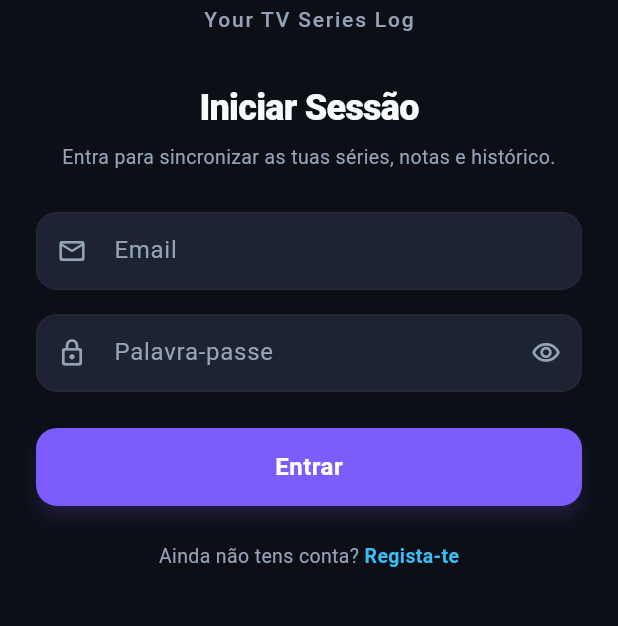
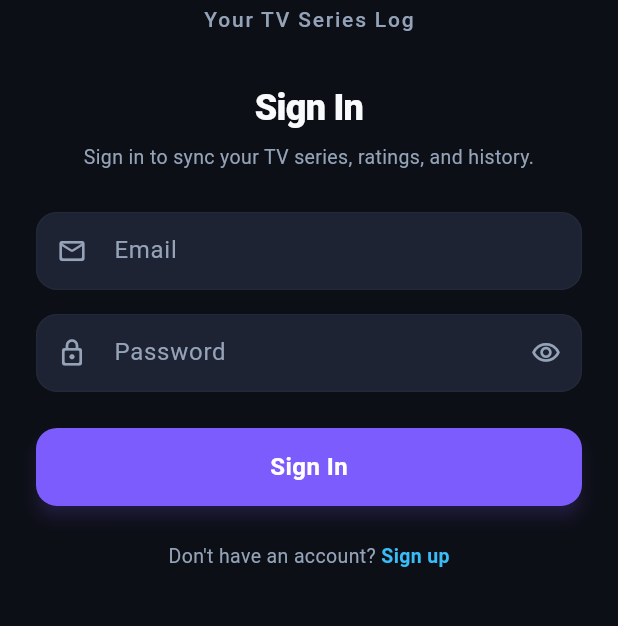
Before and after one commit to TheMoita/seriolab, a Flutter app: the screen it shows after launch, on a phone screen of 412 x 824 dp, the part 434-1060 px from its top. Run offline on Flutter 3.47's test engine with Material 3 defaults, Android fonts, the phone set to English and light mode, and no system bars; our stand-ins replace cached_network_image, cloud_firestore, custom_refresh_indicator, firebase_auth, firebase_core, flutter_dotenv and 5 more; missing offline and left inert: ota_update; accounts and stored records are empty.

Commit message:
fix: add resilient top 5 error handling and translate auth strings to english

```diff
--- a/lib/features/auth/data/services/firebase_auth_service.dart
+++ b/lib/features/auth/data/services/firebase_auth_service.dart
@@ -40,14 +40,14 @@ class FirebaseAuthService implements AuthService {
       );
       final user = credential.user;
       if (user == null) {
-        throw const AuthException('Não foi possível obter a conta autenticada.');
+        throw const AuthException('Unable to retrieve authenticated account.');
       }
       return _mapFirebaseUser(user);
     } on FirebaseAuthException catch (e) {
       throw AuthException.fromCode(e.code, e.message);
     } catch (e) {
       if (e is AuthException) rethrow;
-      throw AuthException('Erro ao iniciar sessão: $e');
+      throw AuthException('Error signing in: $e');
     }
   }
 
@@ -64,7 +64,7 @@ class FirebaseAuthService implements AuthService {
       );
       final user = credential.user;
       if (user == null) {
-        throw const AuthException('Falha ao criar utilizador no Firebase.');
+        throw const AuthException('Failed to create user in Firebase.');
       }
 
       final cleanUsername = AppUser.sanitizeUsername(username);
@@ -79,7 +79,7 @@ class FirebaseAuthService implements AuthService {
       throw AuthException.fromCode(e.code, e.message);
     } catch (e) {
       if (e is AuthException) rethrow;
-      throw AuthException('Erro ao registar conta: $e');
+      throw AuthException('Error registering account: $e');
     }
   }
 
--- a/lib/features/auth/data/services/local_auth_service.dart
+++ b/lib/features/auth/data/services/local_auth_service.dart
@@ -67,14 +67,14 @@ class LocalAuthService implements AuthService {
     final account = accounts[cleanEmail];
     if (account == null) {
       throw const AuthException(
-        'Nenhuma conta encontrada com este email. Regista-te primeiro.',
+        'No account found with this email. Please sign up first.',
         code: 'user-not-found',
       );
     }
 
     if (account['password'] != password) {
       throw const AuthException(
-        'Email ou palavra-passe incorretos.',
+        'Incorrect email or password.',
         code: 'wrong-password',
       );
     }
@@ -102,7 +102,7 @@ class LocalAuthService implements AuthService {
 
     if (accounts.containsKey(cleanEmail)) {
       throw const AuthException(
-        'Já existe uma conta associada a este email.',
+        'An account already exists with this email.',
         code: 'email-already-in-use',
       );
     }
--- a/lib/features/auth/domain/auth_exception.dart
+++ b/lib/features/auth/domain/auth_exception.dart
@@ -1,38 +1,38 @@
-/// User-facing authentication failure with a Portuguese message.
+/// User-facing authentication failure with an English message.
 class AuthException implements Exception {
   const AuthException(this.message, {this.code});
 
-  /// Maps Firebase Auth error codes to friendly Portuguese messages.
+  /// Maps Firebase Auth error codes to friendly English messages.
   factory AuthException.fromCode(String code, [String? fallback]) {
     final message = switch (code) {
-      'invalid-email' => 'O endereço de email não é válido.',
-      'user-disabled' => 'Esta conta foi desativada.',
+      'invalid-email' => 'The email address is not valid.',
+      'user-disabled' => 'This account has been disabled.',
       'user-not-found' ||
       'wrong-password' ||
       'invalid-credential' ||
       'INVALID_LOGIN_CREDENTIALS' =>
-        'Email ou palavra-passe incorretos.',
-      'email-already-in-use' => 'Já existe uma conta com este email.',
-      'weak-password' => 'A palavra-passe é demasiado fraca (mínimo 6 caracteres).',
+        'Incorrect email or password.',
+      'email-already-in-use' => 'An account already exists with this email.',
+      'weak-password' => 'The password is too weak (minimum 6 characters).',
       'too-many-requests' =>
-        'Demasiadas tentativas. Aguarda uns minutos e tenta novamente.',
+        'Too many attempts. Please wait a few minutes and try again.',
       'network-request-failed' =>
-        'Sem ligação à internet. Verifica a tua rede e tenta novamente.',
+        'No internet connection. Please check your network and try again.',
       'operation-not-allowed' =>
-        'Este método de autenticação não está ativo no projeto Firebase.',
+        'This authentication method is not enabled.',
       'account-exists-with-different-credential' =>
-        'Este email já está associado a outro método de início de sessão.',
+        'This email is already associated with another sign-in method.',
       'popup-closed-by-user' || 'cancelled-popup-request' =>
-        'Início de sessão cancelado.',
-      _ => fallback ?? 'Ocorreu um erro de autenticação ($code).',
+        'Sign in was cancelled.',
+      _ => fallback ?? 'Authentication error occurred ($code).',
     };
     return AuthException(message, code: code);
   }
 
   /// Thrown when Firebase is not configured for this build.
   static const unavailable = AuthException(
-    'A autenticação ainda não está configurada nesta versão da app '
-    '(Firebase em falta).',
+    'Authentication is not configured in this version of the app '
+    '(Firebase missing).',
     code: 'auth-unavailable',
   );
 
--- a/lib/features/auth/domain/auth_validators.dart
+++ b/lib/features/auth/domain/auth_validators.dart
@@ -1,6 +1,6 @@
 /// Form validators shared by the login and registration screens.
 ///
-/// Each returns `null` when valid, otherwise a Portuguese error message.
+/// Each returns `null` when valid, otherwise an English error message.
 abstract final class AuthValidators {
   static final _emailRegex = RegExp(r'^[^\s@]+@[^\s@]+\.[^\s@]{2,}$');
   static final _usernameRegex = RegExp(r'^[a-zA-Z0-9_.]{3,20}$');
@@ -9,32 +9,32 @@ abstract final class AuthValidators {
 
   static String? email(String? value) {
     final v = value?.trim() ?? '';
-    if (v.isEmpty) return 'Introduz o teu email.';
-    if (!_emailRegex.hasMatch(v)) return 'Introduz um email válido.';
+    if (v.isEmpty) return 'Please enter your email.';
+    if (!_emailRegex.hasMatch(v)) return 'Please enter a valid email address.';
     return null;
   }
 
   static String? password(String? value) {
     final v = value ?? '';
-    if (v.isEmpty) return 'Introduz a palavra-passe.';
+    if (v.isEmpty) return 'Please enter your password.';
     if (v.length < minPasswordLength) {
-      return 'A palavra-passe deve ter pelo menos $minPasswordLength caracteres.';
+      return 'Password must be at least $minPasswordLength characters.';
     }
     return null;
   }
 
   static String? confirmPassword(String? value, String original) {
-    if (value == null || value.isEmpty) return 'Confirma a palavra-passe.';
-    if (value != original) return 'As palavras-passe não coincidem.';
+    if (value == null || value.isEmpty) return 'Please confirm your password.';
+    if (value != original) return 'Passwords do not match.';
     return null;
   }
 
   /// Accepts an optional leading `@`.
   static String? username(String? value) {
     final v = normalizeUsername(value ?? '');
-    if (v.isEmpty) return 'Escolhe um nome de utilizador.';
+    if (v.isEmpty) return 'Please choose a username.';
     if (!_usernameRegex.hasMatch(v)) {
-      return 'Usa 3 a 20 caracteres: letras, números, "_" ou ".".';
+      return 'Use 3 to 20 characters: letters, numbers, "_" or ".';
     }
     return null;
   }
--- a/lib/features/auth/domain/entities/app_user.dart
+++ b/lib/features/auth/domain/entities/app_user.dart
@@ -2,7 +2,7 @@ import 'package:flutter/foundation.dart';
 
 /// How the user authenticated with Seriolab.
 enum AuthProviderKind {
-  email('Email e palavra-passe'),
+  email('Email and password'),
   google('Google');
 
   const AuthProviderKind(this.label);
--- a/lib/features/auth/presentation/providers/auth_providers.dart
+++ b/lib/features/auth/presentation/providers/auth_providers.dart
@@ -126,7 +126,7 @@ class AuthController extends Notifier<AuthState> {
     } catch (e) {
       state = state.copyWith(
         isLoading: false,
-        errorMessage: 'Erro inesperado ao iniciar sessão: $e',
+        errorMessage: 'Unexpected error signing in: $e',
       );
       return false;
     }
@@ -157,7 +157,7 @@ class AuthController extends Notifier<AuthState> {
     } catch (e) {
       state = state.copyWith(
         isLoading: false,
-        errorMessage: 'Erro inesperado ao registar conta: $e',
+        errorMessage: 'Unexpected error registering account: $e',
       );
       return false;
     }
--- a/lib/features/auth/presentation/screens/login_screen.dart
+++ b/lib/features/auth/presentation/screens/login_screen.dart
@@ -72,11 +72,11 @@ class _LoginScreenState extends ConsumerState<LoginScreen> {
         }
       }
     } catch (e) {
-      debugPrint('Erro detalhado no login com email: $e');
+      debugPrint('Detailed error during email login: $e');
       if (mounted) {
         ScaffoldMessenger.of(context).showSnackBar(
           SnackBar(
-            content: Text('Falha ao autenticar com email: $e'),
+            content: Text('Failed to authenticate with email: $e'),
             backgroundColor: AppColors.danger,
             behavior: SnackBarBehavior.floating,
           ),
@@ -117,7 +117,7 @@ class _LoginScreenState extends ConsumerState<LoginScreen> {
 
                     // Title
                     const Text(
-                      'Iniciar Sessão',
+                      'Sign In',
                       textAlign: TextAlign.center,
                       style: TextStyle(
                         fontSize: 24,
@@ -128,7 +128,7 @@ class _LoginScreenState extends ConsumerState<LoginScreen> {
                     ),
                     const SizedBox(height: 6),
                     const Text(
-                      'Entra para sincronizar as tuas séries, notas e histórico.',
+                      'Sign in to sync your TV series, ratings, and history.',
                       textAlign: TextAlign.center,
                       style: TextStyle(
                         fontSize: 13,
@@ -185,7 +185,7 @@ class _LoginScreenState extends ConsumerState<LoginScreen> {
                       style: const TextStyle(color: AppColors.textPrimary),
                       decoration: const InputDecoration(
                         labelText: 'Email',
-                        hintText: 'exemplo@seriolab.app',
+                        hintText: 'example@seriolab.app',
                         prefixIcon: Icon(
                           Icons.mail_outline_rounded,
                           color: AppColors.textSecondary,
@@ -204,7 +204,7 @@ class _LoginScreenState extends ConsumerState<LoginScreen> {
                       onFieldSubmitted: (_) => _handleEmailLogin(),
                       style: const TextStyle(color: AppColors.textPrimary),
                       decoration: InputDecoration(
-                        labelText: 'Palavra-passe',
+                        labelText: 'Password',
                         hintText: '••••••••',
                         prefixIcon: const Icon(
                           Icons.lock_outline_rounded,
@@ -228,7 +228,7 @@ class _LoginScreenState extends ConsumerState<LoginScreen> {
                     ),
                     const SizedBox(height: 24),
 
-                    // Submit Button ("Entrar")
+                    // Submit Button ("Sign In")
                     SizedBox(
                       height: 52,
                       child: FilledButton(
@@ -251,7 +251,7 @@ class _LoginScreenState extends ConsumerState<LoginScreen> {
                                 secondaryColor: AppColors.secondary,
                               )
                             : const Text(
-                                'Entrar',
+                                'Sign In',
                                 style: TextStyle(
                                   fontSize: 16,
                                   fontWeight: FontWeight.w700,
@@ -269,7 +269,7 @@ class _LoginScreenState extends ConsumerState<LoginScreen> {
                         crossAxisAlignment: WrapCrossAlignment.center,
                         children: [
                           const Text(
-                            'Ainda não tens conta? ',
+                            "Don't have an account? ",
                             style: TextStyle(
                               fontSize: 13,
                               color: AppColors.textSecondary,
@@ -289,7 +289,7 @@ class _LoginScreenState extends ConsumerState<LoginScreen> {
                                     );
                                   },
                             child: const Text(
-                              'Regista-te',
+                              'Sign up',
                               style: TextStyle(
                                 fontSize: 13,
                                 fontWeight: FontWeight.w700,
--- a/lib/features/auth/presentation/screens/register_screen.dart
+++ b/lib/features/auth/presentation/screens/register_screen.dart
@@ -101,7 +101,7 @@ class _RegisterScreenState extends ConsumerState<RegisterScreen> {
                     mainAxisAlignment: MainAxisAlignment.spaceBetween,
                     children: [
                       const Text(
-                        'Escolhe o teu Avatar',
+                        'Choose your Avatar',
                         style: TextStyle(
                           fontSize: 17,
                           fontWeight: FontWeight.w800,
@@ -227,7 +227,7 @@ class _RegisterScreenState extends ConsumerState<RegisterScreen> {
 
                     // Header
                     const Text(
-                      'Criar Conta',
+                      'Create Account',
                       textAlign: TextAlign.center,
                       style: TextStyle(
                         fontSize: 24,
@@ -238,7 +238,7 @@ class _RegisterScreenState extends ConsumerState<RegisterScreen> {
                     ),
                     const SizedBox(height: 6),
                     const Text(
-                      'Junta-te ao Seriolab e partilha a tua maratona de séries.',
+                      'Join Seriolab and share your TV show journey.',
                       textAlign: TextAlign.center,
                       style: TextStyle(
                         fontSize: 13,
@@ -288,7 +288,7 @@ class _RegisterScreenState extends ConsumerState<RegisterScreen> {
                     const SizedBox(height: 8),
                     Center(
                       child: Text(
-                        'Avatar: ${avatar.name} • Toca para mudar',
+                        'Avatar: ${avatar.name} • Tap to change',
                         style: const TextStyle(
                           fontSize: 11,
                           fontWeight: FontWeight.w600,
@@ -344,7 +344,7 @@ class _RegisterScreenState extends ConsumerState<RegisterScreen> {
                       textInputAction: TextInputAction.next,
                       style: const TextStyle(color: AppColors.textPrimary),
                       decoration: const InputDecoration(
-                        labelText: 'Nome de utilizador',
+                        labelText: 'Username',
                         hintText: '@username',
                         prefixIcon: Icon(
                           Icons.alternate_email_rounded,
@@ -364,7 +364,7 @@ class _RegisterScreenState extends ConsumerState<RegisterScreen> {
                       style: const TextStyle(color: AppColors.textPrimary),
                       decoration: const InputDecoration(
                         labelText: 'Email',
-                        hintText: 'exemplo@seriolab.app',
+                        hintText: 'example@seriolab.app',
                         prefixIcon: Icon(
                           Icons.mail_outline_rounded,
                           color: AppColors.textSecondary,
@@ -382,8 +382,8 @@ class _RegisterScreenState extends ConsumerState<RegisterScreen> {
                       textInputAction: TextInputAction.next,
                       style: const TextStyle(color: AppColors.textPrimary),
                       decoration: InputDecoration(
-                        labelText: 'Palavra-passe',
-                        hintText: 'Mínimo 6 caracteres',
+                        labelText: 'Password',
+                        hintText: 'Minimum 6 characters',
                         prefixIcon: const Icon(
                           Icons.lock_outline_rounded,
                           color: AppColors.textSecondary,
@@ -414,8 +414,8 @@ class _RegisterScreenState extends ConsumerState<RegisterScreen> {
                       onFieldSubmitted: (_) => _handleRegister(),
                       style: const TextStyle(color: AppColors.textPrimary),
                       decoration: InputDecoration(
-                        labelText: 'Confirmar Palavra-passe',
-                        hintText: 'Repete a palavra-passe',
+                        labelText: 'Confirm Password',
+                        hintText: 'Repeat your password',
                         prefixIcon: const Icon(
                           Icons.lock_reset_rounded,
                           color: AppColors.textSecondary,
@@ -442,7 +442,7 @@ class _RegisterScreenState extends ConsumerState<RegisterScreen> {
                     ),
                     const SizedBox(height: 24),
 
-                    // Submit Button ("Criar Conta")
+                    // Submit Button ("Create Account")
                     SizedBox(
                       height: 52,
                       child: FilledButton(
@@ -465,7 +465,7 @@ class _RegisterScreenState extends ConsumerState<RegisterScreen> {
                                 secondaryColor: AppColors.secondary,
                               )
                             : const Text(
-                                'Criar Conta',
+                                'Create Account',
                                 style: TextStyle(
                                   fontSize: 16,
                                   fontWeight: FontWeight.w700,
@@ -482,7 +482,7 @@ class _RegisterScreenState extends ConsumerState<RegisterScreen> {
                       crossAxisAlignment: WrapCrossAlignment.center,
                       children: [
                         const Text(
-                          'Já tens uma conta? ',
+                          'Already have an account? ',
                           style: TextStyle(
                             fontSize: 13,
                             color: AppColors.textSecondary,
@@ -494,7 +494,7 @@ class _RegisterScreenState extends ConsumerState<RegisterScreen> {
                             Navigator.of(context).pop();
                           },
                           child: const Text(
-                            'Inicia sessão',
+                            'Sign In',
                             style: TextStyle(
                               fontSize: 13,
                               fontWeight: FontWeight.w700,
--- a/lib/features/shows/presentation/widgets/comment_card_widget.dart
+++ b/lib/features/shows/presentation/widgets/comment_card_widget.dart
@@ -75,7 +75,7 @@ class _CommentCardWidgetState extends ConsumerState<CommentCardWidget> {
     if (uid == null || uid.isEmpty) {
       ScaffoldMessenger.of(context).showSnackBar(
         SnackBar(
-          content: const Text('Inicia sessão para reagir aos comentários.'),
+          content: const Text('Sign in to react to comments.'),
           backgroundColor: AppColors.surfaceHigh,
           behavior: SnackBarBehavior.floating,
           shape: RoundedRectangleBorder(
--- a/lib/main.dart
+++ b/lib/main.dart
@@ -95,8 +95,23 @@ class SeriolabApp extends ConsumerWidget {
       theme: AppTheme.dark(),
       locale: locale,
       localeResolutionCallback: (deviceLocale, supportedLocales) {
-        // Enforce the user-selected locale or fallback to English, ignoring device OS locale
-        return locale;
+        // Respect explicit user setting if available
+        if (settings.language.isNotEmpty) {
+          return locale;
+        }
+        // Match device locale if supported
+        if (deviceLocale != null) {
+          for (final supported in supportedLocales) {
+            if (supported.languageCode == deviceLocale.languageCode) {
+              if (supported.countryCode == null ||
+                  supported.countryCode == deviceLocale.countryCode) {
+                return supported;
+              }
+            }
+          }
+        }
+        // Fallback to English (en-US)
+        return const Locale('en', 'US');
       },
       localizationsDelegates: const [
         AppLocalizations.delegate,
@@ -105,6 +120,7 @@ class SeriolabApp extends ConsumerWidget {
         GlobalCupertinoLocalizations.delegate,
       ],
       supportedLocales: const [
+        Locale('en'),
         Locale('en', 'US'),
         Locale('pt', 'PT'),
         Locale('pt', 'BR'),
```
Also changed, not shown: lib/features/settings/presentation/providers/settings_providers.dart (+23 -1 lines), lib/features/tracking/data/services/firestore_sync_service.dart (+119 -6 lines), lib/features/tracking/presentation/widgets/top_favorites_section.dart (+40 -8 lines), 1 other file.
